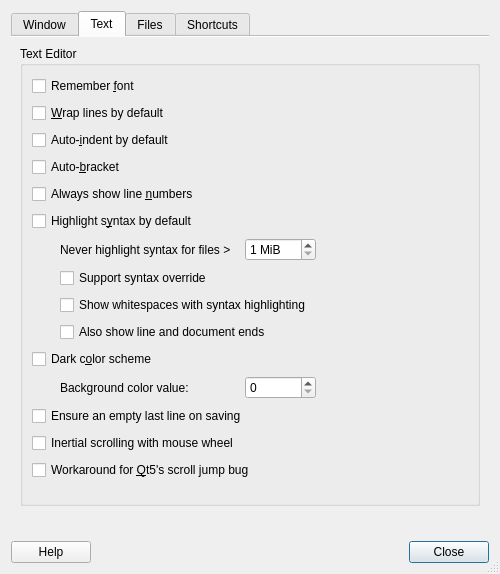
vecnathewhisperd0/FeatherPad, file featherpad/predDialog.ui: the form before one commit.
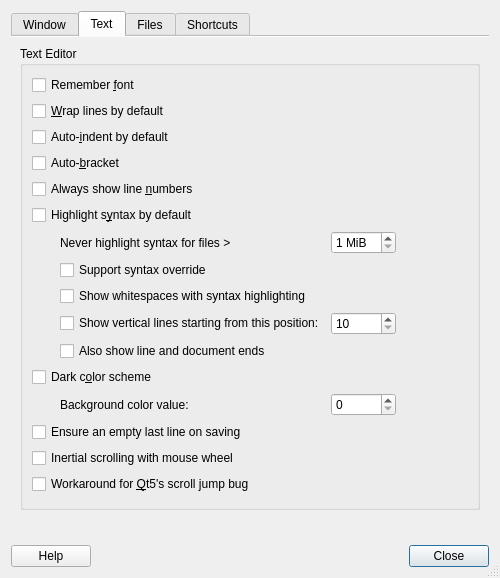
The form after the commit. The open tabs and pages were chosen to show the change. Icons and pictures are not drawn.

Commit message: An option for vertical position lines

Diff of the .ui file:
```diff
--- a/featherpad/predDialog.ui
+++ b/featherpad/predDialog.ui
@@ -437,14 +437,39 @@
             </property>
            </widget>
           </item>
-          <item row="9" column="1" colspan="2">
+          <item row="9" column="1">
+           <widget class="QCheckBox" name="vLineBox">
+            <property name="toolTip">
+             <string>The vertical position lines will be drawn only if
+the editor font has a fixed pitch (like Monospace).</string>
+            </property>
+            <property name="text">
+             <string>Show vertical lines starting from this position:</string>
+            </property>
+           </widget>
+          </item>
+          <item row="9" column="2">
+           <widget class="QSpinBox" name="vLineSpin">
+            <property name="toolTip">
+             <string>The vertical position lines will be drawn only if
+the editor font has a fixed pitch (like Monospace).</string>
+            </property>
+            <property name="minimum">
+             <number>10</number>
+            </property>
+            <property name="maximum">
+             <number>999</number>
+            </property>
+           </widget>
+          </item>
+          <item row="10" column="1" colspan="2">
            <widget class="QCheckBox" name="endingsBox">
             <property name="text">
              <string>Also show line and document ends</string>
             </property>
            </widget>
           </item>
-          <item row="10" column="0" colspan="3">
+          <item row="11" column="0" colspan="3">
            <widget class="QCheckBox" name="colBox">
             <property name="toolTip">
              <string>Needs window reopening to take effect.</string>
@@ -454,7 +479,7 @@
             </property>
            </widget>
           </item>
-          <item row="11" column="2">
+          <item row="12" column="2">
            <widget class="QSpinBox" name="colorValueSpin">
             <property name="toolTip">
              <string>The color value of the background.
@@ -468,7 +493,7 @@
             </property>
            </widget>
           </item>
-          <item row="11" column="1">
+          <item row="12" column="1">
            <widget class="QLabel" name="colorValueLabel">
             <property name="toolTip">
              <string>The color value of the background.
@@ -485,7 +510,7 @@
             </property>
            </widget>
           </item>
-          <item row="12" column="0" colspan="3">
+          <item row="13" column="0" colspan="3">
            <widget class="QCheckBox" name="lastLineBox">
             <property name="toolTip">
              <string>Some text editors cannot open a document
@@ -496,7 +521,7 @@
             </property>
            </widget>
           </item>
-          <item row="13" column="0" colspan="2">
+          <item row="14" column="0" colspan="2">
            <widget class="QCheckBox" name="inertiaBox">
             <property name="toolTip">
              <string>Should the mouse wheel scrolling be inertial
@@ -507,7 +532,7 @@
             </property>
            </widget>
           </item>
-          <item row="14" column="0" colspan="3">
+          <item row="15" column="0" colspan="3">
            <widget class="QCheckBox" name="scrollBox">
             <property name="toolTip">
              <string>This is not a complete fix but
```
The commit also changes 14 other files.
